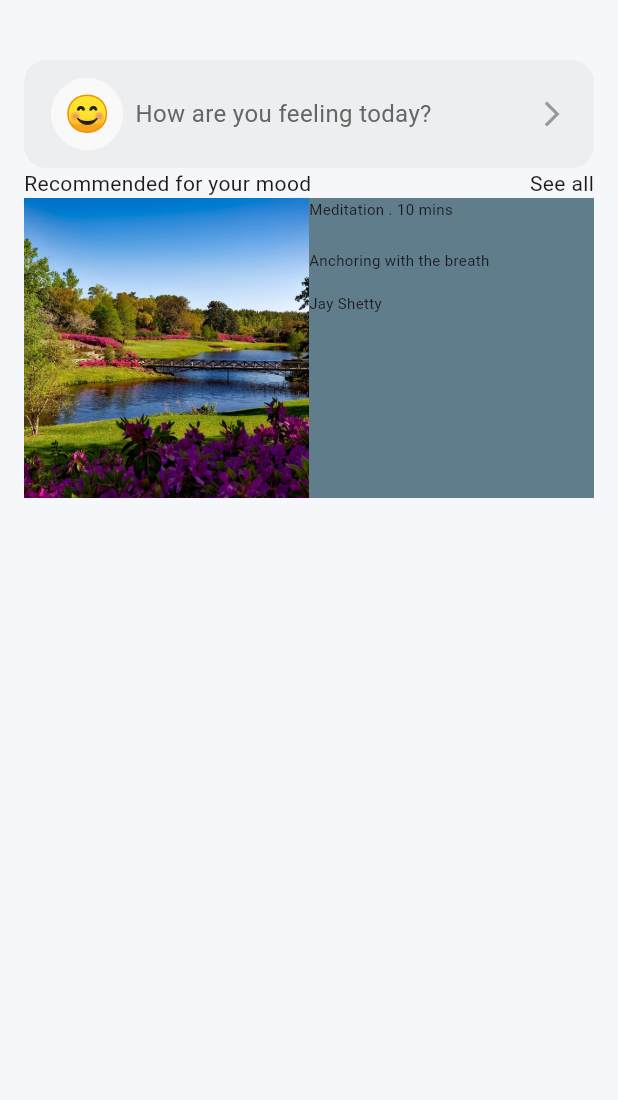
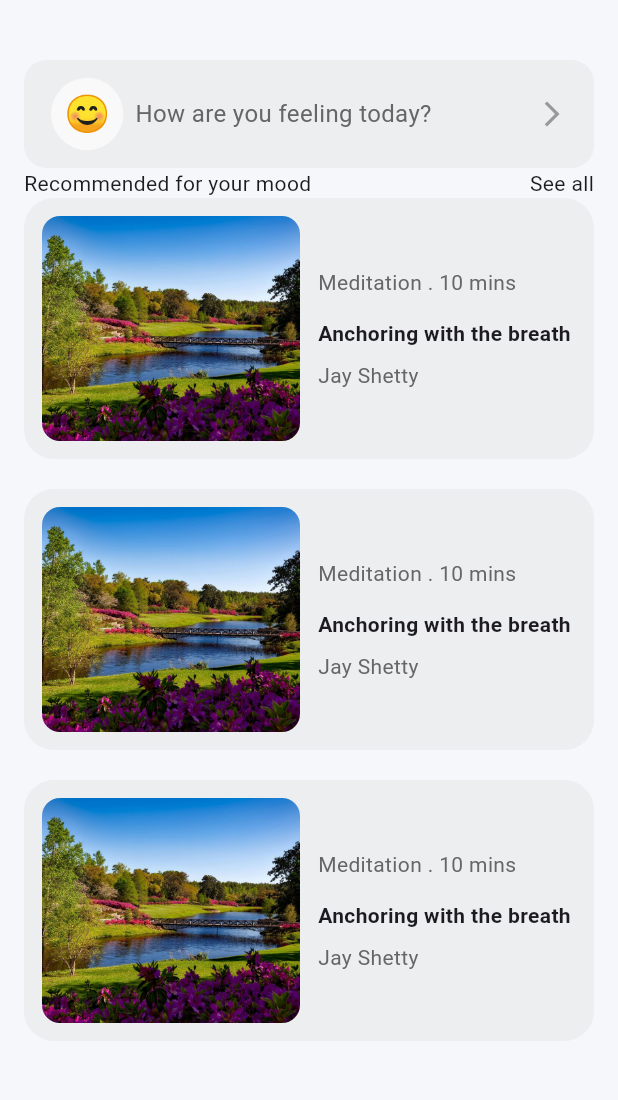
Before and after one commit to JoshuaOzibo/Mental_health_ui, a Flutter app: the RecommendedMoodPage screen opened directly, on a phone screen of 412 x 824 dp, the part 105-1205 px from its top. Run offline on Flutter 3.47's test engine with Material 3 defaults, Android fonts, the phone set to English and light mode, and no system bars.

Commit message:
updated feelings code

```diff
--- a/lib/features/recommended_mood_page/components/feelingsCard.dart
+++ b/lib/features/recommended_mood_page/components/feelingsCard.dart
@@ -1,4 +1,5 @@
 import 'package:flutter/material.dart';
+import 'package:mental_health_mobile_app/core/colors/nova_colors.dart';
 
 class FellingsCard extends StatelessWidget {
   const FellingsCard({
@@ -6,46 +7,72 @@ class FellingsCard extends StatelessWidget {
     required this.paragraphOne,
     required this.heading,
     required this.paragraphTwo,
+    required this.image,
   });
 
   final String paragraphOne;
   final String heading;
   final paragraphTwo;
+  final String image;
 
   @override
   Widget build(BuildContext context) {
     return Container(
+      padding: const EdgeInsets.all(12),
       decoration: BoxDecoration(
-        color: Colors.blueGrey,
-        // borderRadius: BorderRadius.circular(20),
+        color: NovaColors.iconGray.withValues(alpha: 0.1),
+        borderRadius: BorderRadius.circular(20),
       ),
       child: Row(
-        crossAxisAlignment: CrossAxisAlignment.start,
+        crossAxisAlignment: CrossAxisAlignment.center,
         children: [
           Expanded(
-            child: Image.asset('assets/images/pexels-pixabay-158063.jpg',
+            child: ClipRRect(
+              borderRadius: BorderRadius.circular(12),
+              child: Image.asset(
+                image,
                 fit: BoxFit.cover,
-            height: 200)
+                height: 150,
+                width: double.infinity,
               ),
+            ),
+          ),
+          const SizedBox(width: 12),
+
           Expanded(
+            child: Align(
+              alignment: Alignment.centerLeft,
               child: Column(
+                mainAxisSize: MainAxisSize.min,
                 crossAxisAlignment: CrossAxisAlignment.start,
                 children: [
                   Text(
                     paragraphOne,
-                  style: TextStyle(fontSize: 10, fontWeight: FontWeight.normal),
+                    style: const TextStyle(
+                      fontSize: 14,
+                      fontWeight: FontWeight.normal,
+                      color: NovaColors.secondaryText
                     ),
-                SizedBox(height: 20),
+                  ),
+                  const SizedBox(height: 14),
                   Text(
                     heading,
-                  style: TextStyle(fontSize: 10, fontWeight: FontWeight.normal),
+                    style: const TextStyle(
+                      fontSize: 14,
+                      fontWeight: FontWeight.bold,
                     ),
-                SizedBox(height: 15),
+                  ),
+                  const SizedBox(height: 8),
                   Text(
                     paragraphTwo,
-                  style: TextStyle(fontSize: 10, fontWeight: FontWeight.normal),
+                    style: const TextStyle(
+                      fontSize: 14,
+                      fontWeight: FontWeight.normal,
+                      color: NovaColors.secondaryText
+                    ),
                   ),
                 ],
+              ),
             ),
           ),
         ],
--- a/lib/features/recommended_mood_page/screens/recommended_mood_page.dart
+++ b/lib/features/recommended_mood_page/screens/recommended_mood_page.dart
@@ -104,9 +104,23 @@ class RecommendedMoodPage extends StatelessWidget {
               Text('See all')]),
 
             Column(
+              spacing: 20,
               crossAxisAlignment: CrossAxisAlignment.start,
               children: [
                 FellingsCard(
+                  image: 'assets/images/pexels-pixabay-158063.jpg',
+                  paragraphOne: 'Meditation . 10 mins',
+                  heading: 'Anchoring with the breath',
+                  paragraphTwo: 'Jay Shetty',
+                ),
+                FellingsCard(
+                  image: 'assets/images/pexels-pixabay-158063.jpg',
+                  paragraphOne: 'Meditation . 10 mins',
+                  heading: 'Anchoring with the breath',
+                  paragraphTwo: 'Jay Shetty',
+                ),
+                FellingsCard(
+                  image: 'assets/images/pexels-pixabay-158063.jpg',
                   paragraphOne: 'Meditation . 10 mins',
                   heading: 'Anchoring with the breath',
                   paragraphTwo: 'Jay Shetty',
```
Lines whose indentation alone changed are shown as unchanged.
